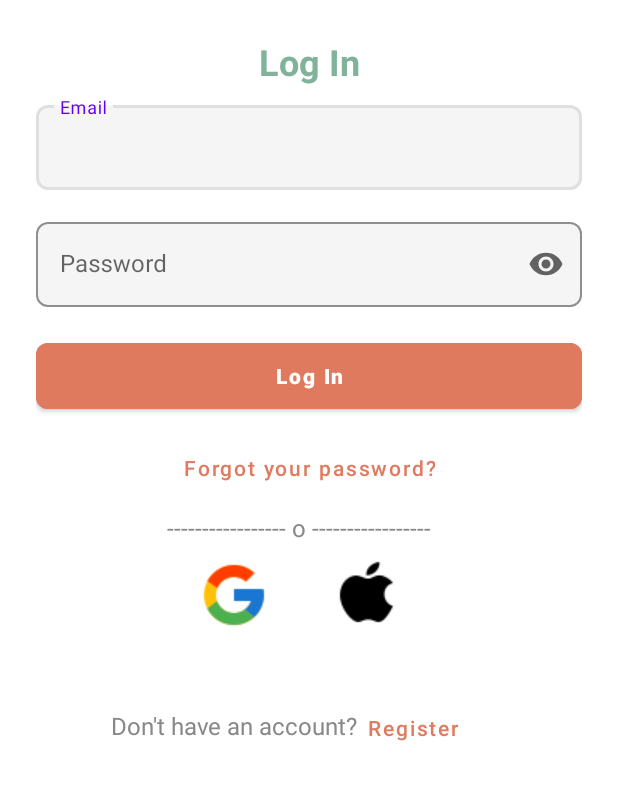
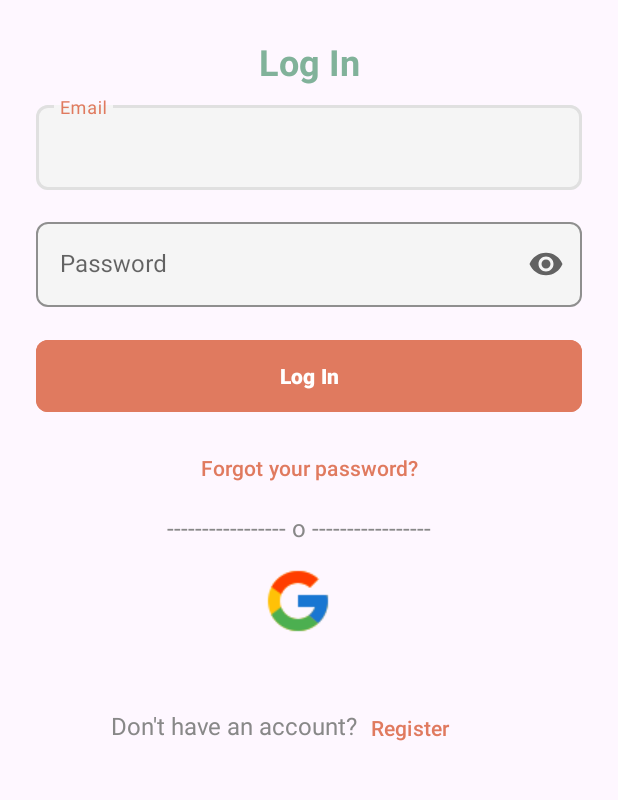
Before and after one commit to ferdSlg/FoodieGram, an Android app: the screen it shows after launch (AuthActivity), on a phone screen of 412 x 824 dp, the part 336-1136 px from its top. Run offline under Robolectric (Android 15) with nearby library versions, the phone set to English and light mode, and no system bars; our stand-ins replace Firebase (no records; nobody signed in at launch, a user with empty details on screens opened directly).

```diff
--- a/app/src/main/java/com/ferd/foodiegram/ui/home/HomeFragment.java
+++ b/app/src/main/java/com/ferd/foodiegram/ui/home/HomeFragment.java
@@ -17,6 +17,7 @@ import com.ferd.foodiegram.R;
 import com.ferd.foodiegram.model.Publicacion;
 import com.ferd.foodiegram.viewmodel.HomeViewModel;
 import com.ferd.foodiegram.viewmodel.PublicacionViewModel;
+import com.google.firebase.auth.FirebaseAuth;
 import com.google.firebase.firestore.FirebaseFirestore;
 import com.google.firebase.firestore.Query;
 
@@ -52,10 +53,13 @@ public class HomeFragment extends Fragment {
                 .get(PublicacionViewModel.class);
 
         // 3) Crear el adapter con los 3 parámetros correctos
+        String idUsuarioActual = FirebaseAuth.getInstance().getCurrentUser().getUid();
         adaptador = new PublicacionAdapter(
                 new ArrayList<>(),      // lista vacía al inicio
                 pubVM,                  // ViewModel de publicaciones (likes, comentarios, etc.)
-                getViewLifecycleOwner() // LifecycleOwner para LiveData
+                getViewLifecycleOwner(), // LifecycleOwner para LiveData
+                idUsuarioActual,
+                false
         );
         recyclerPublicaciones.setAdapter(adaptador);
 
--- a/app/src/main/java/com/ferd/foodiegram/viewmodel/PublicacionViewModel.java
+++ b/app/src/main/java/com/ferd/foodiegram/viewmodel/PublicacionViewModel.java
@@ -53,7 +53,7 @@ public class PublicacionViewModel extends ViewModel {
     }
 
     // Eliminación
-    public LiveData<Resource<Void>> deletePost(String postId, String imagePath) {
+    public LiveData<Resource<Void>> eliminarPost(String postId, String imagePath) {
         return repo.deletePost(postId, imagePath);
     }
 }
--- /dev/null
+++ b/app/src/main/res/drawable/outline_delete_24.xml
@@ -0,0 +1,5 @@
+<vector xmlns:android="http://schemas.android.com/apk/res/android" android:height="24dp" android:tint="#000000" android:viewportHeight="960" android:viewportWidth="960" android:width="24dp">
+
+    <path android:fillColor="@android:color/white" android:pathData="M280,840Q247,840 223.5,816.5Q200,793 200,760L200,240L160,240L160,160L360,160L360,120L600,120L600,160L800,160L800,240L760,240L760,760Q760,793 736.5,816.5Q713,840 680,840L280,840ZM680,240L280,240L280,760Q280,760 280,760Q280,760 280,760L680,760Q680,760 680,760Q680,760 680,760L680,240ZM360,680L440,680L440,320L360,320L360,680ZM520,680L600,680L600,320L520,320L520,680ZM280,240L280,240L280,760Q280,760 280,760Q280,760 280,760L280,760Q280,760 280,760Q280,760 280,760L280,240Z"/>
+
+</vector>
--- a/app/src/main/res/layout/fragment_crear_publicacion.xml
+++ b/app/src/main/res/layout/fragment_crear_publicacion.xml
@@ -34,7 +34,7 @@
         android:layout_height="54dp"
         android:layout_marginHorizontal="0dp"
         android:layout_marginTop="28dp"
-        android:backgroundTint="#E07A5F"
+        android:backgroundTint="@color/naranja"
 
         android:contentDescription="Galeria"
         android:gravity="center"
--- a/app/src/main/res/layout/fragment_edit_perfil.xml
+++ b/app/src/main/res/layout/fragment_edit_perfil.xml
@@ -170,7 +170,7 @@
         android:layout_height="56dp"
         android:layout_marginHorizontal="0dp"
         android:layout_marginTop="24dp"
-        android:backgroundTint="#E07A5F"
+        android:backgroundTint="@color/naranja"
         android:text="@string/guardar_cambios"
         android:textColor="@android:color/white"
         android:textStyle="bold"
--- a/app/src/main/res/layout/fragment_login.xml
+++ b/app/src/main/res/layout/fragment_login.xml
@@ -100,7 +100,7 @@
         android:layout_height="56dp"
         android:layout_marginHorizontal="0dp"
         android:layout_marginTop="24dp"
-        android:backgroundTint="#E07A5F"
+        android:backgroundTint="@color/naranja"
         android:text="@string/iniciar_sesion"
         android:textColor="@android:color/white"
         android:textStyle="bold"
@@ -134,7 +134,7 @@
         android:layout_height="wrap_content"
         android:background="@android:color/transparent"
         android:text="@string/olvidaste_password"
-        android:textColor="#E07A5F"
+        android:textColor="@color/naranja"
         android:textAllCaps="false"
         app:layout_constraintBottom_toBottomOf="parent"
         app:layout_constraintEnd_toEndOf="parent"
@@ -148,7 +148,7 @@
         android:layout_height="wrap_content"
         android:background="@android:color/transparent"
         android:text="@string/registrate"
-        android:textColor="#E07A5F"
+        android:textColor="@color/naranja"
         android:textAllCaps="false"
         app:layout_constraintBottom_toBottomOf="parent"
         app:layout_constraintEnd_toEndOf="parent"
@@ -178,23 +178,10 @@
         android:background="@android:color/transparent"
         app:layout_constraintBottom_toBottomOf="parent"
         app:layout_constraintEnd_toEndOf="parent"
-        app:layout_constraintHorizontal_bias="0.342"
+        app:layout_constraintHorizontal_bias="0.476"
         app:layout_constraintStart_toStartOf="parent"
         app:layout_constraintTop_toTopOf="parent"
-        app:layout_constraintVertical_bias="0.787"
+        app:layout_constraintVertical_bias="0.792"
         app:srcCompat="@drawable/google" />
 
-    <ImageButton
-        android:id="@+id/imageButton2"
-        android:layout_width="wrap_content"
-        android:layout_height="wrap_content"
-        android:background="@android:color/transparent"
-        app:layout_constraintBottom_toBottomOf="parent"
-        app:layout_constraintEnd_toEndOf="parent"
-        app:layout_constraintHorizontal_bias="0.622"
-        app:layout_constraintStart_toStartOf="parent"
-        app:layout_constraintTop_toTopOf="parent"
-        app:layout_constraintVertical_bias="0.787"
-        app:srcCompat="@drawable/apple" />
-
 </androidx.constraintlayout.widget.ConstraintLayout>
--- a/app/src/main/res/layout/fragment_perfil.xml
+++ b/app/src/main/res/layout/fragment_perfil.xml
@@ -95,7 +95,7 @@
             android:layout_weight="1"
             android:layout_height="wrap_content"
             android:text="@string/editar"
-            android:backgroundTint="#E07A5F"
+            android:backgroundTint="@color/naranja"
             android:textAllCaps="false"
             app:cornerRadius="8dp"
             app:icon="@drawable/editar"
@@ -114,7 +114,7 @@
             android:layout_weight="1"
             android:layout_height="wrap_content"
             android:text="@string/salir"
-            android:backgroundTint="#E07A5F"
+            android:backgroundTint="@color/naranja"
             android:textAllCaps="false"
             app:cornerRadius="8dp"
             app:icon="@drawable/salir"
--- a/app/src/main/res/layout/fragment_recuperar_contrasena.xml
+++ b/app/src/main/res/layout/fragment_recuperar_contrasena.xml
@@ -60,7 +60,7 @@
         android:layout_width="0dp"
         android:layout_height="wrap_content"
         android:layout_marginTop="76dp"
-        android:backgroundTint="#E07A5F"
+        android:backgroundTint="@color/naranja"
         android:text="@string/recuperar"
         android:textColor="@android:color/white"
         app:cornerRadius="8dp"
@@ -94,7 +94,7 @@
         android:background="@android:color/transparent"
         android:text="@string/iniciar_sesion"
         android:textAllCaps="false"
-        android:textColor="#E07A5F"
+        android:textColor="@color/naranja"
         app:layout_constraintBottom_toBottomOf="parent"
         app:layout_constraintEnd_toEndOf="parent"
         app:layout_constraintHorizontal_bias="0.848"
--- a/app/src/main/res/layout/fragment_registro.xml
+++ b/app/src/main/res/layout/fragment_registro.xml
@@ -164,7 +164,7 @@
         android:layout_height="56dp"
         android:layout_marginHorizontal="0dp"
         android:layout_marginTop="24dp"
-        android:backgroundTint="#E07A5F"
+        android:backgroundTint="@color/naranja"
         android:text="@string/registrarse"
         android:textColor="@android:color/white"
         android:textStyle="bold"
@@ -199,7 +199,7 @@
         android:background="@android:color/transparent"
         android:text="@string/iniciar_sesion"
         android:textAllCaps="false"
-        android:textColor="#E07A5F"
+        android:textColor="@color/naranja"
         app:layout_constraintBottom_toBottomOf="parent"
         app:layout_constraintEnd_toEndOf="parent"
         app:layout_constraintHorizontal_bias="0.874"
--- a/app/src/main/res/navigation/nav_graph.xml
+++ b/app/src/main/res/navigation/nav_graph.xml
@@ -51,6 +51,6 @@
     <fragment
         android:id="@+id/comentariosFragment"
         android:name="com.ferd.foodiegram.ui.home.ComentariosFragment"
-        android:label="fragment_comentarios"
+        android:label="Comentario"
         tools:layout="@layout/fragment_comentarios" />
 </navigation>
--- a/app/src/main/res/values-night/themes.xml
+++ b/app/src/main/res/values-night/themes.xml
@@ -3,5 +3,10 @@
     <style name="Base.Theme.FoodieGram" parent="Theme.Material3.DayNight.NoActionBar">
         <!-- Customize your dark theme here. -->
         <!-- <item name="colorPrimary">@color/my_dark_primary</item> -->
+        <!-- Colores para el modo oscuro -->
+        <item name="colorPrimary">@color/naranja</item>
+        <item name="colorOnPrimary">@color/black</item>
+        <item name="colorSurface">@color/black</item>
+        <item name="colorOnSurface">@color/white</item>
     </style>
 </resources>
--- a/app/src/main/res/values/strings.xml
+++ b/app/src/main/res/values/strings.xml
@@ -30,4 +30,8 @@
     <string name="confirmar_contrasena">Confirm password</string>
     <string name="registrarse">Register</string>
     <string name="seguir">Follow</string>
+    <string name="inicio">Home</string>
+    <string name="buscar">Search</string>
+    <string name="crear">Create</string>
+    <string name="perfil">Profile</string>
 </resources>
--- a/app/src/main/res/values/themes.xml
+++ b/app/src/main/res/values/themes.xml
@@ -1,6 +1,11 @@
 <resources xmlns:tools="http://schemas.android.com/tools">
-    <style name="Theme.FoodieGram" parent="Theme.MaterialComponents.DayNight.NoActionBar">
+    <style name="Theme.FoodieGram" parent="Theme.Material3.DayNight.NoActionBar">
         <!-- Pon la status bar blanca (o el color que prefieras) -->
+        <item name="colorPrimary">@color/naranja</item>
+        <item name="colorOnPrimary">@color/white</item>
+        <item name="colorSecondary">@color/gris46</item>
+        <item name="colorSurface">@color/white</item>
+        <item name="colorOnSurface">@color/black</item>
         <item name="android:statusBarColor">@color/white</item>
 
         <!-- Este flag hace que Android pinte los iconos y texto en oscuro -->
```
Also changed, not shown: app/src/main/java/com/ferd/foodiegram/data/repositorios/PublicacionRepository.java (+35 -3 lines), app/src/main/java/com/ferd/foodiegram/ui/home/PublicacionAdapter.java (+44 -4 lines), app/src/main/java/com/ferd/foodiegram/ui/perfil/PerfilFragment.java (+2 -5 lines), app/src/main/java/com/ferd/foodiegram/viewmodel/PerfilViewModel.java (+9 -0 lines), app/src/main/res/layout/item_publicacion.xml (+13 -0 lines), app/src/main/res/menu/menu_bottom_nav.xml (+4 -4 lines), 1 other file.
